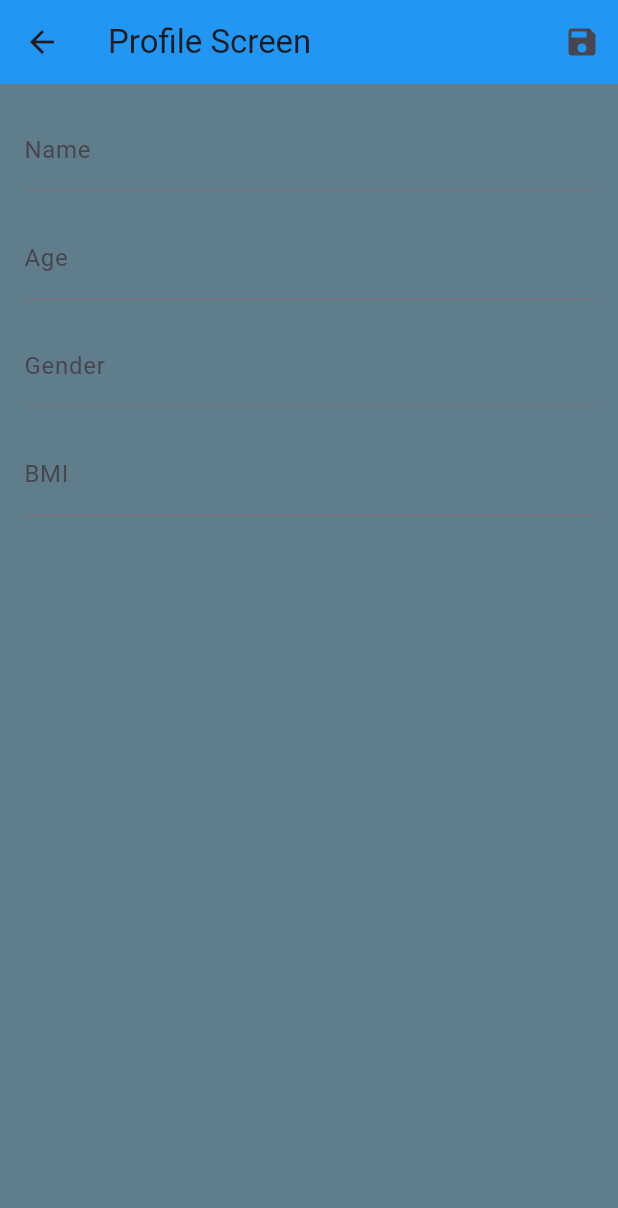
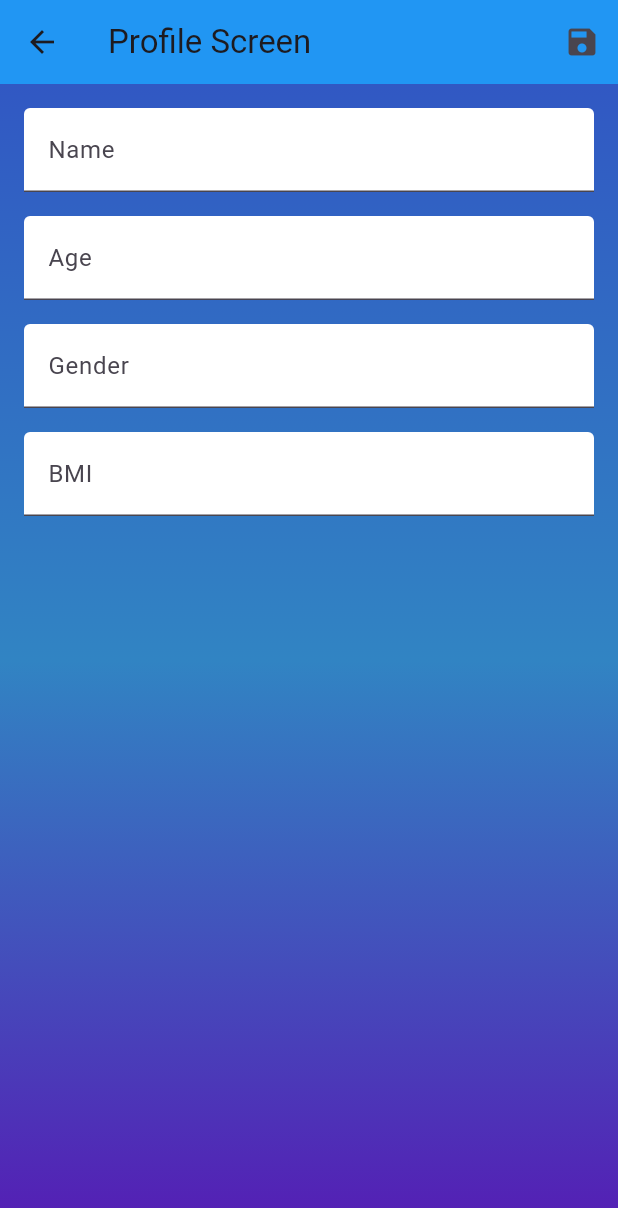
Before and after one commit to Jonalismus/companio_diabetes_app, a Flutter app: the ProfileScreen screen opened directly, on a phone screen of 412 x 824 dp. Shown: the top 1208 px of the screen. Run offline on Flutter 3.47's test engine with Material 3 defaults, Android fonts, the phone set to English and light mode, and no system bars; our stand-ins replace cloud_firestore, csv, firebase_auth, firebase_core, flutter_datetime_picker_plus, flutter_local_notifications and 4 more; missing offline and left inert: flutter_barcode_scanner; accounts and stored records are empty.

Commit message:
change profilScreen Design

```diff
--- a/lib/screens/profilScreen.dart
+++ b/lib/screens/profilScreen.dart
@@ -1,6 +1,7 @@
 import 'package:cloud_firestore/cloud_firestore.dart';
 import 'package:firebase_auth/firebase_auth.dart';
 import 'package:flutter/material.dart';
+import '../utilis/colors_utilis.dart';
 
 class ProfileScreen extends StatefulWidget {
   const ProfileScreen({Key? key}) : super(key: key);
@@ -60,7 +61,6 @@ class _ProfileScreenState extends State<ProfileScreen> {
   @override
   Widget build(BuildContext context) {
     return Scaffold(
-      backgroundColor: Colors.blueGrey,
       appBar: AppBar(
         title: Text("Profile Screen"),
         backgroundColor: Colors.blue,
@@ -73,30 +73,61 @@ class _ProfileScreenState extends State<ProfileScreen> {
           ),
         ],
       ),
-      body: ListView(
+      body: Container(
+        width: MediaQuery.of(context).size.width,
+        height: MediaQuery.of(context).size.height,
+        decoration: BoxDecoration(
+          gradient: LinearGradient(
+            colors: [
+              hexStringToColor("#3158C3"),
+              hexStringToColor("#3184C3"),
+              hexStringToColor("#551CB4"),
+            ],
+            begin: Alignment.topCenter,
+            end: Alignment.bottomCenter,
+          ),
+        ),
+        child: ListView(
           padding: EdgeInsets.all(16.0),
           children: [
             TextField(
               controller: nameController,
-            decoration: InputDecoration(labelText: 'Name'),
+              decoration: InputDecoration(
+                labelText: 'Name',
+                filled: true,
+                fillColor: Colors.white,
+              ),
             ),
             SizedBox(height: 16.0),
             TextField(
               controller: ageController,
-            decoration: InputDecoration(labelText: 'Age'),
+              decoration: InputDecoration(
+                labelText: 'Age',
+                filled: true,
+                fillColor: Colors.white,
+              ),
             ),
             SizedBox(height: 16.0),
             TextField(
               controller: genderController,
-            decoration: InputDecoration(labelText: 'Gender'),
+              decoration: InputDecoration(
+                labelText: 'Gender',
+                filled: true,
+                fillColor: Colors.white,
+              ),
             ),
             SizedBox(height: 16.0),
             TextField(
               controller: bmiController,
-            decoration: InputDecoration(labelText: 'BMI'),
+              decoration: InputDecoration(
+                labelText: 'BMI',
+                filled: true,
+                fillColor: Colors.white,
+              ),
               keyboardType: TextInputType.number,
             ),
           ],
+        ),
       ),
     );
   }
```
Lines whose indentation alone changed are shown as unchanged.
